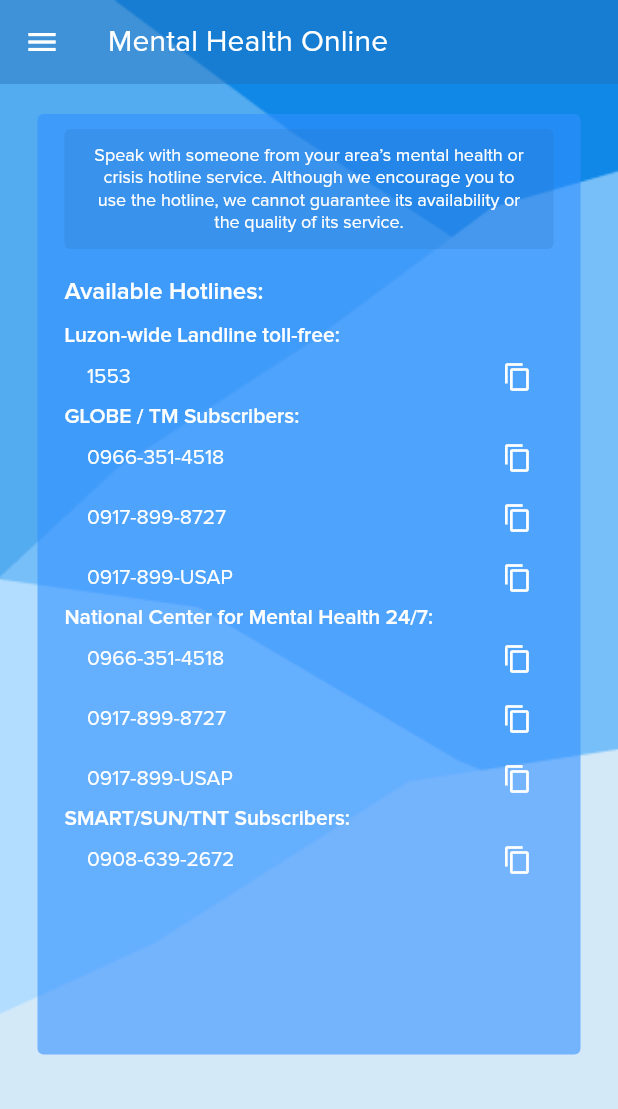
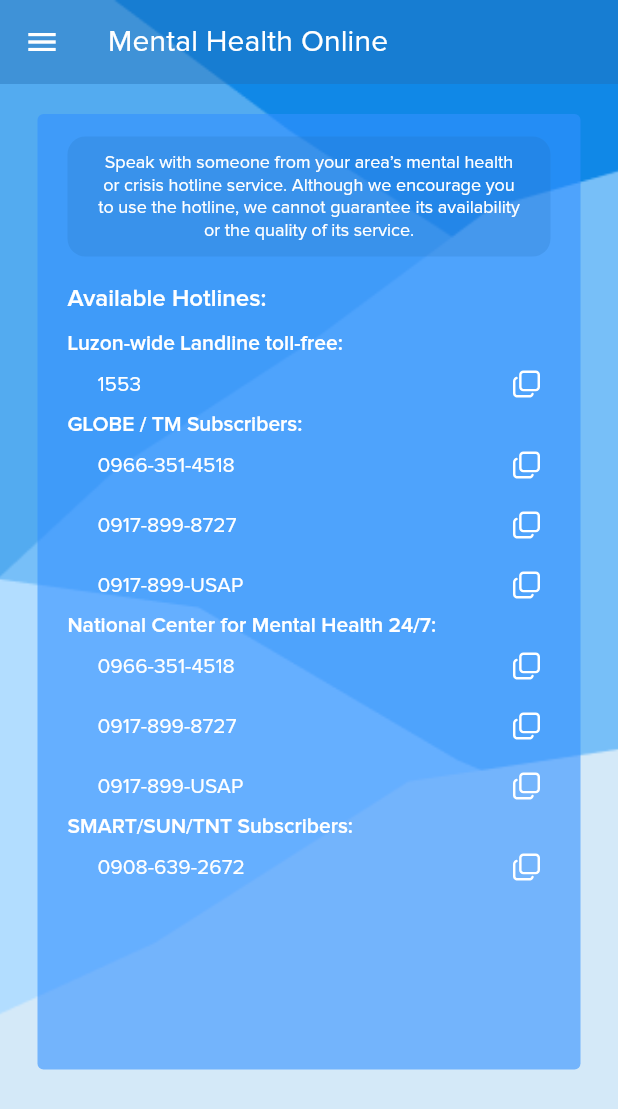
Before and after one commit to JobCuta/CIS-9340-Thesis, a Flutter app: the MentalHealthOnlineScreen screen opened by its route, on a phone screen of 412 x 824 dp. Shown: the top 1109 px of the screen. Run offline on Flutter 3.47's test engine with Material 2 defaults, Android fonts, the phone set to English and light mode, and no system bars; our stand-ins replace animated_text_kit, audioplayers, chewie, circular_countdown_timer, email_validator, expandable and 15 more; missing offline and left inert: app_install_date, flutter_animated_dialog, flutter_email_sender, sudoku_solver_generator, video_thumbnail; accounts and stored records are empty.

Commit message:
minor ui fixes (hotline screen)

```diff
--- a/lib/screens/SideMenu/MentalHealthOnline.dart
+++ b/lib/screens/SideMenu/MentalHealthOnline.dart
@@ -1,6 +1,7 @@
 import 'package:flutter/material.dart';
 import 'package:flutter_application_1/constants/colors.dart';
 import 'package:flutter_application_1/screens/main/SideMenu.dart';
+import 'package:flutter_svg/flutter_svg.dart';
 import 'package:get/get.dart';
 import 'package:flutter/services.dart';
 import 'package:url_launcher/url_launcher.dart';
@@ -19,7 +20,7 @@ class _MentalHealthOnlineScreenState extends State<MentalHealthOnlineScreen> {
   _buildNumberField(number, value) {
     return Container(
         height: 40,
-        padding: const EdgeInsets.only(left: 15),
+        padding: const EdgeInsets.only(left: 20),
         child: Row(
           mainAxisAlignment: MainAxisAlignment.spaceBetween,
           children: [
@@ -27,14 +28,12 @@ class _MentalHealthOnlineScreenState extends State<MentalHealthOnlineScreen> {
                 style: Theme.of(context).textTheme.bodyText2!.copyWith(
                     color: Theme.of(context).colorScheme.neutralWhite01,
                     fontWeight: FontWeight.w400)),
-            IconButton(
-                icon: Icon(Icons.content_copy,
-                    color: Theme.of(context).colorScheme.neutralWhite01,
-                    size: 20),
-                onPressed: () {
-                  Clipboard.setData(ClipboardData(text: value));
+            GestureDetector(
+                onTap: () {
+                  //  Clipboard.setData(ClipboardData(text: value));
                   launch('tel:$value');
-                })
+                },
+                child: SvgPicture.asset('assets/images/copy_icon.svg')),
           ],
         ));
   }
@@ -70,7 +69,7 @@ class _MentalHealthOnlineScreenState extends State<MentalHealthOnlineScreen> {
               padding: const EdgeInsets.symmetric(vertical: 20, horizontal: 25),
               child: Container(
                 padding: const EdgeInsets.symmetric(
-                    vertical: 10.0, horizontal: 18.0),
+                    vertical: 15.0, horizontal: 20.0),
                 decoration: BoxDecoration(
                     color: const Color(0xff3290FF).withOpacity(0.60),
                     borderRadius: const BorderRadius.all(Radius.circular(4))),
@@ -85,7 +84,7 @@ class _MentalHealthOnlineScreenState extends State<MentalHealthOnlineScreen> {
                           decoration: BoxDecoration(
                               color: const Color(0xff216CB2).withOpacity(0.20),
                               borderRadius:
-                                  const BorderRadius.all(Radius.circular(4))),
+                                  const BorderRadius.all(Radius.circular(12))),
                           child: Text(
                               'Speak with someone from your area’s mental health or crisis hotline service. Although we encourage you to use the hotline, we cannot guarantee its availability or the quality of its service.',
                               textAlign: TextAlign.center,
```
Also changed, not shown: assets/images/copy_icon.svg (added).
